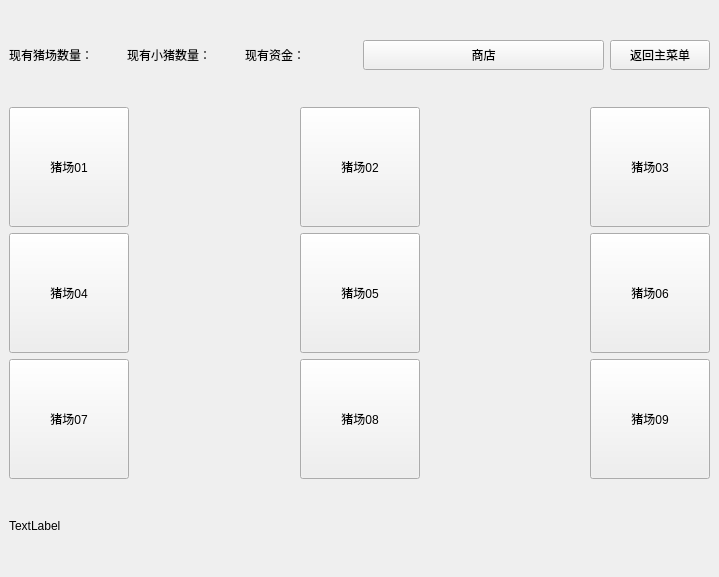
First picture: the form in game.ui, repository Jujuezi/repository, before the edit.
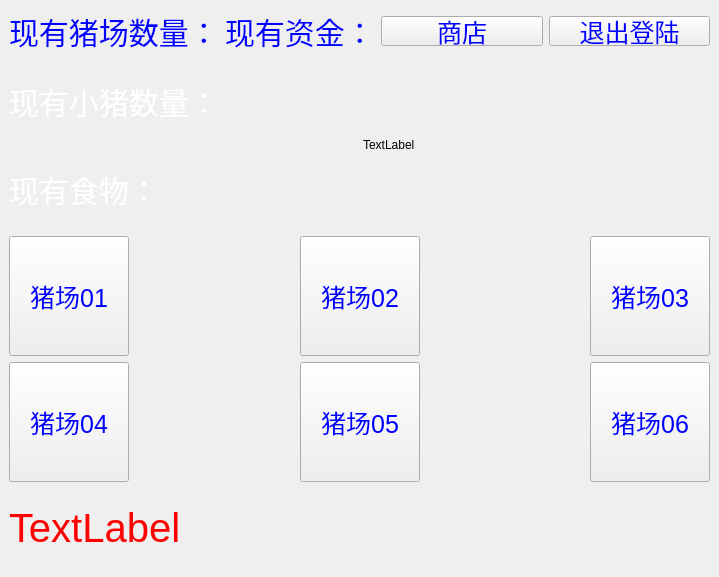
Second picture: the form after the edit. Icons and pictures are not drawn.

```diff
--- a/game.ui
+++ b/game.ui
@@ -13,26 +13,43 @@
   <property name="windowTitle">
    <string>MainWindow</string>
   </property>
+  <property name="styleSheet">
+   <string notr="true">#game{border-image: url(:/pig/pigfarm.jpg);}
+</string>
+  </property>
   <widget class="QWidget" name="centralwidget">
-   <layout class="QGridLayout" name="gridLayout_2">
+   <layout class="QGridLayout" name="gridLayout">
     <item row="0" column="0">
+     <layout class="QVBoxLayout" name="verticalLayout_2">
+      <item>
+       <layout class="QHBoxLayout" name="horizontalLayout_2">
+        <item>
      <layout class="QHBoxLayout" name="horizontalLayout">
       <item>
        <widget class="QLabel" name="lblNowZhuchang">
+            <property name="styleSheet">
+             <string notr="true">QLabel
+{
+color:blue;
+font: 11pt &quot;方正舒体&quot;;
+font-size:30px
+}</string>
+            </property>
         <property name="text">
          <string>现有猪场数量：</string>
         </property>
        </widget>
       </item>
-      <item>
-       <widget class="QLabel" name="lblNowCount">
-        <property name="text">
-         <string>现有小猪数量：</string>
-        </property>
-       </widget>
-      </item>
       <item>
        <widget class="QLabel" name="lblNowMoney">
+            <property name="styleSheet">
+             <string notr="true">QLabel
+{
+color:blue;
+font: 11pt &quot;方正舒体&quot;;
+font-size:30px
+}</string>
+            </property>
         <property name="text">
          <string>现有资金：</string>
         </property>
@@ -40,22 +57,34 @@
       </item>
      </layout>
     </item>
-    <item row="0" column="1">
+        <item>
      <layout class="QHBoxLayout" name="horizontalLayout_5">
       <item>
        <widget class="QPushButton" name="btnShop">
         <property name="minimumSize">
          <size>
-          <width>100</width>
+              <width>30</width>
           <height>30</height>
          </size>
         </property>
         <property name="maximumSize">
          <size>
-          <width>300</width>
+              <width>200</width>
           <height>30</height>
          </size>
         </property>
+            <property name="styleSheet">
+             <string notr="true">QPushButton
+{
+color:blue;
+font: 11pt &quot;方正舒体&quot;;
+font-size:25px
+}
+QPushButton:hover {
+    background-color: #008cba;
+    color: white;
+}</string>
+            </property>
         <property name="text">
          <string>商店</string>
         </property>
@@ -71,20 +100,79 @@
         </property>
         <property name="maximumSize">
          <size>
-          <width>100</width>
+              <width>200</width>
           <height>30</height>
          </size>
         </property>
+            <property name="styleSheet">
+             <string notr="true">QPushButton
+{
+color:blue;
+font: 11pt &quot;方正舒体&quot;;
+font-size:25px
+}
+QPushButton:hover {
+    background-color: #008cba;
+    color: white;
+}</string>
+            </property>
         <property name="text">
-         <string>返回主菜单</string>
+             <string>退出登陆</string>
         </property>
        </widget>
       </item>
      </layout>
     </item>
-    <item row="1" column="0" colspan="2">
-     <layout class="QGridLayout" name="gridLayout">
-      <item row="0" column="0">
+       </layout>
+      </item>
+      <item>
+       <layout class="QHBoxLayout" name="horizontalLayout_6">
+        <item>
+         <layout class="QVBoxLayout" name="verticalLayout">
+          <item>
+           <widget class="QLabel" name="lblNowCount">
+            <property name="styleSheet">
+             <string notr="true">QLabel
+{
+color:white;
+font: 11pt &quot;方正舒体&quot;;
+font-size:30px
+}</string>
+            </property>
+            <property name="text">
+             <string>现有小猪数量：</string>
+            </property>
+           </widget>
+          </item>
+          <item>
+           <widget class="QLabel" name="lblNowFood">
+            <property name="styleSheet">
+             <string notr="true">QLabel
+{
+color:white;
+font: 11pt &quot;方正舒体&quot;;
+font-size:30px
+}</string>
+            </property>
+            <property name="text">
+             <string>现有食物：</string>
+            </property>
+           </widget>
+          </item>
+         </layout>
+        </item>
+        <item>
+         <widget class="QLabel" name="lblMan">
+          <property name="text">
+           <string>TextLabel</string>
+          </property>
+         </widget>
+        </item>
+       </layout>
+      </item>
+     </layout>
+    </item>
+    <item row="1" column="0">
        <layout class="QHBoxLayout" name="horizontalLayout_4">
         <item>
          <widget class="QPushButton" name="btnZhuchang1">
@@ -94,6 +182,18 @@
             <height>120</height>
            </size>
           </property>
+        <property name="styleSheet">
+         <string notr="true">QPushButton
+{
+color:blue;
+font: 11pt &quot;方正舒体&quot;;
+font-size:25px
+}
+QPushButton:hover {
+    background-color: #008cba;
+    color: white;
+}</string>
+        </property>
           <property name="text">
            <string>猪场01</string>
           </property>
@@ -120,6 +220,18 @@
             <height>120</height>
            </size>
           </property>
+        <property name="styleSheet">
+         <string notr="true">QPushButton
+{
+color:blue;
+font: 11pt &quot;方正舒体&quot;;
+font-size:25px
+}
+QPushButton:hover {
+    background-color: #008cba;
+    color: white;
+}</string>
+        </property>
           <property name="text">
            <string>猪场02</string>
           </property>
@@ -146,6 +258,18 @@
             <height>120</height>
            </size>
           </property>
+        <property name="styleSheet">
+         <string notr="true">QPushButton
+{
+color:blue;
+font: 11pt &quot;方正舒体&quot;;
+font-size:25px
+}
+QPushButton:hover {
+    background-color: #008cba;
+    color: white;
+}</string>
+        </property>
           <property name="text">
            <string>猪场03</string>
           </property>
@@ -154,75 +278,6 @@
        </layout>
       </item>
       <item row="2" column="0">
-       <layout class="QHBoxLayout" name="horizontalLayout_2">
-        <item>
-         <widget class="QPushButton" name="btnZhuchang7">
-          <property name="minimumSize">
-           <size>
-            <width>120</width>
-            <height>120</height>
-           </size>
-          </property>
-          <property name="text">
-           <string>猪场07</string>
-          </property>
-         </widget>
-        </item>
-        <item>
-         <spacer name="horizontalSpacer_5">
-          <property name="orientation">
-           <enum>Qt::Horizontal</enum>
-          </property>
-          <property name="sizeHint" stdset="0">
-           <size>
-            <width>40</width>
-            <height>20</height>
-           </size>
-          </property>
-         </spacer>
-        </item>
-        <item>
-         <widget class="QPushButton" name="btnZhuchang8">
-          <property name="minimumSize">
-           <size>
-            <width>120</width>
-            <height>120</height>
-           </size>
-          </property>
-          <property name="text">
-           <string>猪场08</string>
-          </property>
-         </widget>
-        </item>
-        <item>
-         <spacer name="horizontalSpacer_6">
-          <property name="orientation">
-           <enum>Qt::Horizontal</enum>
-          </property>
-          <property name="sizeHint" stdset="0">
-           <size>
-            <width>40</width>
-            <height>20</height>
-           </size>
-          </property>
-         </spacer>
-        </item>
-        <item>
-         <widget class="QPushButton" name="btnZhuchang9">
-          <property name="minimumSize">
-           <size>
-            <width>120</width>
-            <height>120</height>
-           </size>
-          </property>
-          <property name="text">
-           <string>猪场09</string>
-          </property>
-         </widget>
-        </item>
-       </layout>
-      </item>
-      <item row="1" column="0">
        <layout class="QHBoxLayout" name="horizontalLayout_3">
         <item>
          <widget class="QPushButton" name="btnZhuchang4">
@@ -232,6 +287,18 @@
             <height>120</height>
            </size>
           </property>
+        <property name="styleSheet">
+         <string notr="true">QPushButton
+{
+color:blue;
+font: 11pt &quot;方正舒体&quot;;
+font-size:25px
+}
+QPushButton:hover {
+    background-color: #008cba;
+    color: white;
+}</string>
+        </property>
           <property name="text">
            <string>猪场04</string>
           </property>
@@ -258,6 +325,18 @@
             <height>120</height>
            </size>
           </property>
+        <property name="styleSheet">
+         <string notr="true">QPushButton
+{
+color:blue;
+font: 11pt &quot;方正舒体&quot;;
+font-size:25px
+}
+QPushButton:hover {
+    background-color: #008cba;
+    color: white;
+}</string>
+        </property>
           <property name="text">
            <string>猪场05</string>
           </property>
@@ -284,6 +363,18 @@
             <height>120</height>
            </size>
           </property>
+        <property name="styleSheet">
+         <string notr="true">QPushButton
+{
+color:blue;
+font: 11pt &quot;方正舒体&quot;;
+font-size:25px
+}
+QPushButton:hover {
+    background-color: #008cba;
+    color: white;
+}</string>
+        </property>
           <property name="text">
            <string>猪场06</string>
           </property>
@@ -291,16 +382,22 @@
         </item>
        </layout>
       </item>
-     </layout>
-    </item>
-    <item row="2" column="0">
+    <item row="3" column="0">
      <widget class="QLabel" name="lblTime">
       <property name="maximumSize">
        <size>
-        <width>1000</width>
-        <height>20</height>
+        <width>55555</width>
+        <height>80</height>
        </size>
       </property>
+      <property name="styleSheet">
+       <string notr="true">QLabel
+{
+color:red;
+font: 11pt &quot;方正舒体&quot;;
+font-size:40px
+}</string>
+      </property>
       <property name="text">
        <string>TextLabel</string>
       </property>
```
Lines whose indentation alone changed are shown as unchanged.
